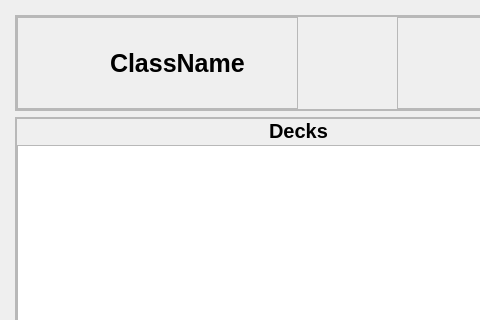
Above: functions/new_flashcards/flashcards_page.ui from Nbdyleto/PySide6_Self_TCC before the change; both pictures show x 0 to 480 and y 0 to 320 of the 598 by 434 pixel window. Below: the same form after it.
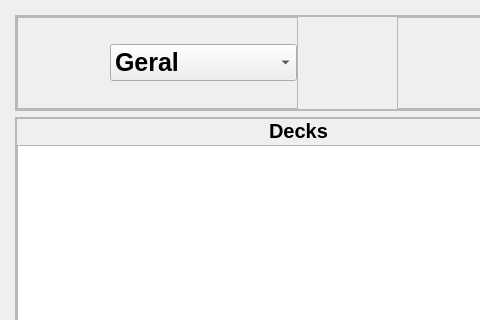
That is the form after the change. The open tabs and pages were chosen to show the change. Icons and pictures are not drawn.

Commit message: [flashcards] select class to order decks in table

Diff of the .ui file:
```diff
--- a/functions/new_flashcards/flashcards_page.ui
+++ b/functions/new_flashcards/flashcards_page.ui
@@ -6,7 +6,7 @@
    <rect>
     <x>0</x>
     <y>0</y>
-    <width>584</width>
+    <width>598</width>
     <height>434</height>
    </rect>
   </property>
@@ -392,22 +392,15 @@
                  </widget>
                 </item>
                 <item>
-                 <widget class="QLabel" name="lblClassName">
-                  <property name="font">
-                   <font>
-                    <pointsize>-1</pointsize>
-                    <italic>false</italic>
-                    <bold>true</bold>
-                    <underline>false</underline>
-                   </font>
-                  </property>
+                 <widget class="QComboBox" name="classComboBox">
                   <property name="styleSheet">
-                   <string notr="true">font: bold 25px;
-</string>
+                   <string notr="true">font: bold 25px;</string>
                   </property>
-                  <property name="text">
-                   <string>ClassName</string>
-                  </property>
+                  <item>
+                   <property name="text">
+                    <string>Geral</string>
+                   </property>
+                  </item>
                  </widget>
                 </item>
                </layout>
```
Left out of the diff: 2 changed lines with no effect on the pictures. The commit also changes 4 other files.
